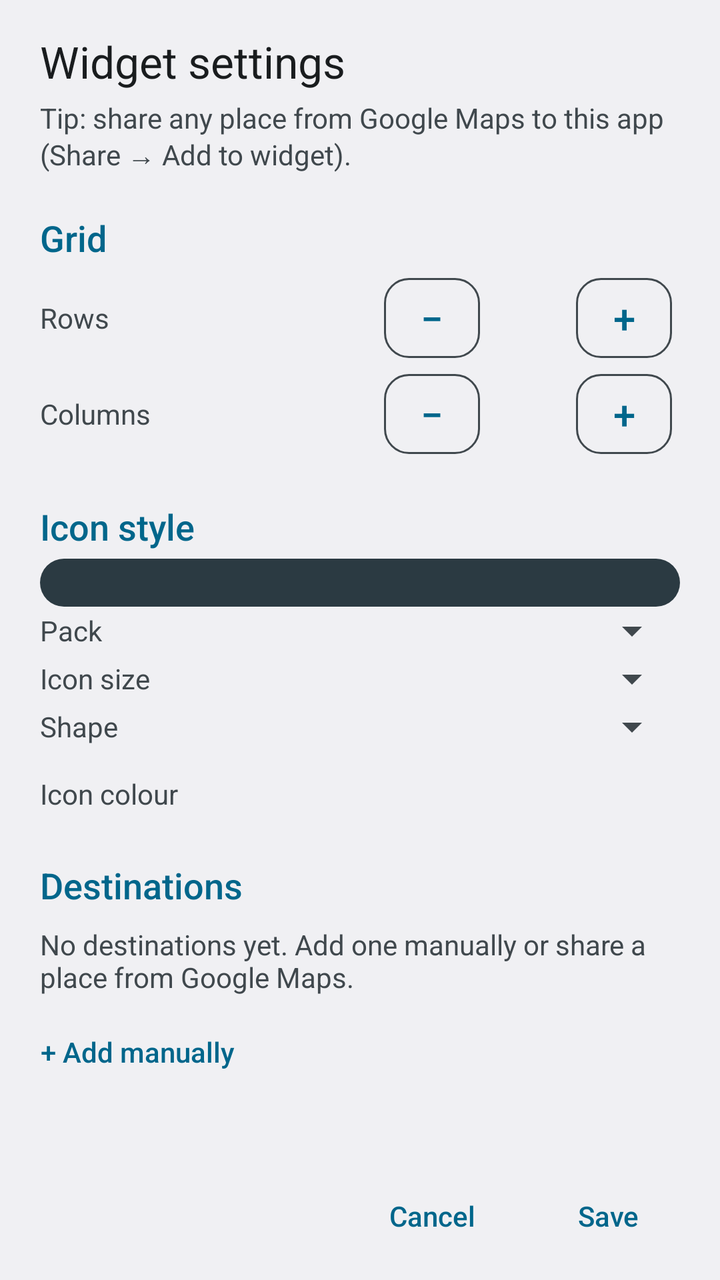
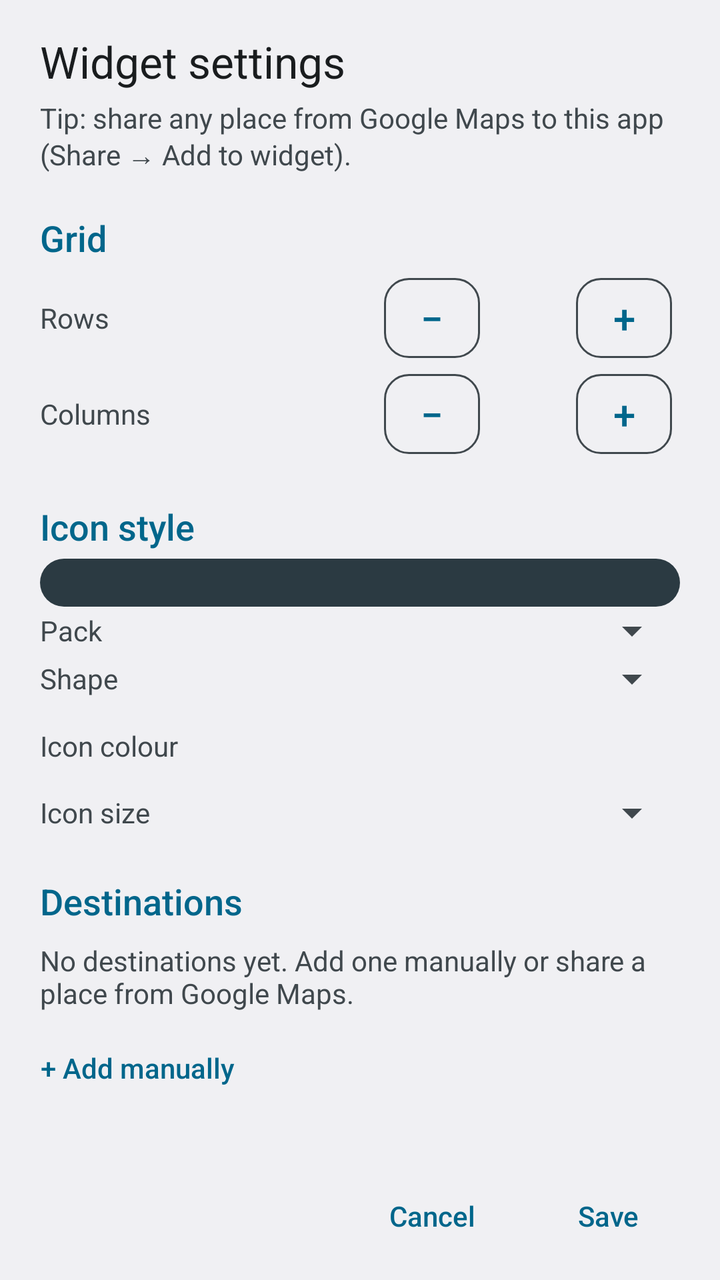

Compare the two renders of this Android layout. The source of the first and the diff that turns it into the second are given below.
<!-- AndroidManifest.xml: activity theme Theme.NavShort.Config -->
<!-- res/layout/activity_widget_config.xml -->
<?xml version="1.0" encoding="utf-8"?>
<LinearLayout xmlns:android="http://schemas.android.com/apk/res/android"
    android:layout_width="match_parent"
    android:layout_height="match_parent"
    android:fitsSystemWindows="true"
    android:orientation="vertical">

    <ScrollView
        android:id="@+id/config_scroll"
        android:layout_width="match_parent"
        android:layout_height="0dp"
        android:layout_weight="1">

        <LinearLayout
            android:layout_width="match_parent"
            android:layout_height="wrap_content"
            android:orientation="vertical"
            android:paddingStart="20dp"
            android:paddingTop="16dp"
            android:paddingEnd="20dp"
            android:paddingBottom="16dp">

            <TextView
                android:id="@+id/config_title"
                android:layout_width="wrap_content"
                android:layout_height="wrap_content"
                android:text="@string/config_title"
                android:textAppearance="@android:style/TextAppearance.DeviceDefault.Large" />

            <TextView
                android:id="@+id/config_hint"
                android:layout_width="match_parent"
                android:layout_height="wrap_content"
                android:layout_marginTop="4dp"
                android:text="@string/config_share_tip"
                android:textColor="?android:attr/textColorSecondary" />

            
            <TextView
                style="@style/ConfigSection"
                android:text="@string/config_grid" />

            <LinearLayout
                android:layout_width="match_parent"
                android:layout_height="wrap_content"
                android:gravity="center_vertical"
                android:orientation="horizontal">

                <TextView
                    style="@style/ConfigFieldLabel"
                    android:layout_width="0dp"
                    android:layout_weight="1"
                    android:text="@string/config_rows" />

                <Button
                    android:id="@+id/rows_minus"
                    style="@style/StepperButton"
                    android:contentDescription="@string/rows_minus"
                    android:text="@string/minus" />

                <TextView
                    android:id="@+id/rows_value"
                    style="@style/StepperValue" />

                <Button
                    android:id="@+id/rows_plus"
                    style="@style/StepperButton"
                    android:contentDescription="@string/rows_plus"
                    android:text="@string/plus" />
            </LinearLayout>

            <LinearLayout
                android:layout_width="match_parent"
                android:layout_height="wrap_content"
                android:gravity="center_vertical"
                android:orientation="horizontal">

                <TextView
                    style="@style/ConfigFieldLabel"
                    android:layout_width="0dp"
                    android:layout_weight="1"
                    android:text="@string/config_cols" />

                <Button
                    android:id="@+id/cols_minus"
                    style="@style/StepperButton"
                    android:contentDescription="@string/cols_minus"
                    android:text="@string/minus" />

                <TextView
                    android:id="@+id/cols_value"
                    style="@style/StepperValue" />

                <Button
                    android:id="@+id/cols_plus"
                    style="@style/StepperButton"
                    android:contentDescription="@string/cols_plus"
                    android:text="@string/plus" />
            </LinearLayout>

            <TextView
                android:id="@+id/grid_note"
                android:layout_width="match_parent"
                android:layout_height="wrap_content"
                android:textColor="?android:attr/textColorSecondary"
                android:visibility="gone" />

            <TextView
                android:id="@+id/grid_tall_note"
                android:layout_width="match_parent"
                android:layout_height="wrap_content"
                android:layout_marginTop="4dp"
                android:text="@string/config_tall_tip"
                android:textColor="?android:attr/textColorSecondary"
                android:visibility="gone" />

            
            <TextView
                style="@style/ConfigSection"
                android:text="@string/config_style" />

            <LinearLayout
                android:id="@+id/style_preview"
                android:layout_width="match_parent"
                android:layout_height="wrap_content"
                android:background="@drawable/icon_preview_background"
                android:contentDescription="@string/style_preview"
                android:gravity="center"
                android:orientation="horizontal"
                android:padding="12dp" />

            <TextView
                android:id="@+id/style_note"
                android:layout_width="match_parent"
                android:layout_height="wrap_content"
                android:layout_marginTop="4dp"
                android:text="@string/niagara_missing_style"
                android:textColor="?android:attr/textColorSecondary"
                android:visibility="gone" />

            <LinearLayout
                android:layout_width="match_parent"
                android:layout_height="wrap_content"
                android:gravity="center_vertical"
                android:orientation="horizontal">

                <TextView
                    style="@style/ConfigFieldLabel"
                    android:text="@string/config_pack" />

                <Spinner
                    android:id="@+id/style_pack"
                    android:layout_width="0dp"
                    android:layout_height="wrap_content"
                    android:layout_weight="1" />
            </LinearLayout>

            <LinearLayout
                android:layout_width="match_parent"
                android:layout_height="wrap_content"
                android:gravity="center_vertical"
                android:orientation="horizontal">

                <TextView
                    style="@style/ConfigFieldLabel"
                    android:text="@string/config_icon_size" />

                <Spinner
                    android:id="@+id/icon_size"
                    android:layout_width="0dp"
                    android:layout_height="wrap_content"
                    android:layout_weight="1"
                    android:contentDescription="@string/config_icon_size" />
            </LinearLayout>

            <LinearLayout
                android:id="@+id/style_dimensions"
                android:layout_width="match_parent"
                android:layout_height="wrap_content"
                android:orientation="vertical" />

            <LinearLayout
                android:id="@+id/shape_row"
                android:layout_width="match_parent"
                android:layout_height="wrap_content"
                android:gravity="center_vertical"
                android:orientation="horizontal">

                <TextView
                    style="@style/ConfigFieldLabel"
                    android:text="@string/config_shape" />

                <Spinner
                    android:id="@+id/style_shape"
                    android:layout_width="0dp"
                    android:layout_height="wrap_content"
                    android:layout_weight="1" />
            </LinearLayout>

            <TextView
                android:id="@+id/color_label"
                style="@style/ConfigFieldLabel"
                android:layout_width="wrap_content"
                android:layout_marginTop="12dp"
                android:text="@string/config_color" />

            <LinearLayout
                android:id="@+id/color_row"
                android:layout_width="match_parent"
                android:layout_height="wrap_content"
                android:layout_marginTop="4dp"
                android:orientation="horizontal" />

            
            <TextView
                style="@style/ConfigSection"
                android:text="@string/config_destinations" />

            <TextView
                android:id="@+id/empty_list_text"
                android:layout_width="match_parent"
                android:layout_height="wrap_content"
                android:paddingTop="4dp"
                android:paddingBottom="4dp"
                android:text="@string/config_no_destinations"
                android:textColor="?android:attr/textColorSecondary" />

            <LinearLayout
                android:id="@+id/entry_list"
                android:layout_width="match_parent"
                android:layout_height="wrap_content"
                android:orientation="vertical" />

            <Button
                android:id="@+id/add_manual_button"
                style="@style/ConfigTextButton"
                android:layout_marginStart="-12dp"
                android:text="@string/add_manually_plus" />

            <TextView
                android:id="@+id/add_note"
                android:layout_width="match_parent"
                android:layout_height="wrap_content"
                android:text="@string/grid_full_max"
                android:textColor="?android:attr/textColorSecondary"
                android:visibility="gone" />
        </LinearLayout>
    </ScrollView>

    
    <LinearLayout
        android:id="@+id/undo_bar"
        android:layout_width="match_parent"
        android:layout_height="wrap_content"
        android:layout_marginStart="12dp"
        android:layout_marginEnd="12dp"
        android:background="@drawable/undo_bar_background"
        android:gravity="center_vertical"
        android:minHeight="48dp"
        android:orientation="horizontal"
        android:paddingStart="16dp"
        android:paddingEnd="4dp"
        android:visibility="gone">

        <TextView
            android:id="@+id/undo_text"
            android:layout_width="0dp"
            android:layout_height="wrap_content"
            android:layout_weight="1"
            android:accessibilityLiveRegion="polite"
            android:ellipsize="end"
            android:maxLines="2"
            android:textColor="#FFF1F1F4" />

        <Button
            android:id="@+id/undo_button"
            style="@android:style/Widget.DeviceDefault.Button.Borderless"
            android:layout_width="wrap_content"
            android:layout_height="wrap_content"
            android:text="@string/undo"
            android:textAllCaps="false"
            android:textColor="#FFA8C7FA" />
    </LinearLayout>

    <LinearLayout
        android:layout_width="match_parent"
        android:layout_height="wrap_content"
        android:gravity="end"
        android:orientation="horizontal"
        android:paddingStart="12dp"
        android:paddingEnd="12dp"
        android:paddingBottom="8dp">

        <Button
            android:id="@+id/config_cancel"
            style="@style/ConfigTextButton"
            android:text="@string/cancel" />

        <Button
            android:id="@+id/config_save"
            style="@style/ConfigTextButton"
            android:text="@string/save" />
    </LinearLayout>
</LinearLayout>
<!-- resources referenced by this layout -->
<resources>
  <!-- drawable icon_preview_background (drawable) -->
  <?xml version="1.0" encoding="utf-8"?>
  <shape xmlns:android="http://schemas.android.com/apk/res/android" android:shape="rectangle">
      <solid android:color="#FF2B3A42" />
      <corners android:radius="12dp" />
  </shape>
  <!-- drawable undo_bar_background (drawable) -->
  <?xml version="1.0" encoding="utf-8"?>
  <shape xmlns:android="http://schemas.android.com/apk/res/android" android:shape="rectangle">
      <solid android:color="#FF323438" />
      <corners android:radius="8dp" />
  </shape>
  <string name="add_manually_plus">+ Add manually</string>
  <string name="cancel">Cancel</string>
  <string name="cols_minus">Fewer columns</string>
  <string name="cols_plus">More columns</string>
  <string name="config_color">Icon colour</string>
  <string name="config_cols">Columns</string>
  <string name="config_destinations">Destinations</string>
  <string name="config_grid">Grid</string>
  <string name="config_icon_size">Icon size</string>
  <string name="config_no_destinations">No destinations yet. Add one manually or share a place from Google Maps.</string>
  <string name="config_pack">Pack</string>
  <string name="config_rows">Rows</string>
  <string name="config_shape">Shape</string>
  <string name="config_share_tip">Tip: share any place from Google Maps to this app (Share → Add to widget).</string>
  <string name="config_style">Icon style</string>
  <string name="config_tall_tip">More rows need a taller widget: long-press it in Niagara → Move and resize.</string>
  <string name="config_title">Widget settings</string>
  <string name="grid_full_max">This widget is full and already at the maximum size (6×6).</string>
  <string name="minus">−</string>
  <string name="niagara_missing_style">Niagara isn\'t installed: destinations show built-in icons.</string>
  <string name="plus">+</string>
  <string name="rows_minus">Fewer rows</string>
  <string name="rows_plus">More rows</string>
  <string name="save">Save</string>
  <string name="style_preview">Icon style preview</string>
  <string name="undo">Undo</string>
  <style name="ConfigFieldLabel">
          <item name="android:layout_width">96dp</item>
          <item name="android:layout_height">wrap_content</item>
          <item name="android:textColor">?android:attr/textColorSecondary</item>
      </style>
  <style name="ConfigSection">
          <item name="android:layout_width">wrap_content</item>
          <item name="android:layout_height">wrap_content</item>
          <item name="android:layout_marginTop">20dp</item>
          <item name="android:layout_marginBottom">4dp</item>
          <item name="android:textAppearance">@android:style/TextAppearance.DeviceDefault.Medium</item>
          <item name="android:textColor">?android:attr/colorAccent</item>
      </style>
  <style name="ConfigTextButton" parent="@android:style/Widget.DeviceDefault.Button.Borderless">
          <item name="android:layout_width">wrap_content</item>
          <item name="android:layout_height">wrap_content</item>
          <item name="android:textAllCaps">false</item>
          <item name="android:textColor">@color/accent_text</item>
      </style>
  <style name="StepperButton" parent="@android:style/Widget.DeviceDefault.Button.Borderless">
          <item name="android:layout_width">56dp</item>
          <item name="android:layout_height">48dp</item>
          <item name="android:minWidth">0dp</item>
          <item name="android:background">@drawable/stepper_background</item>
          <item name="android:textColor">@color/accent_text</item>
          <item name="android:textSize">20sp</item>
      </style>
  <style name="StepperValue">
          <item name="android:layout_width">40dp</item>
          <item name="android:layout_height">wrap_content</item>
          <item name="android:gravity">center</item>
          <item name="android:textAppearance">@android:style/TextAppearance.DeviceDefault.Medium</item>
      </style>
  <!-- unchanged entries left out for length: 2 -->
</resources>

<!-- the commit's change to res/layout/activity_widget_config.xml (unified diff, before → after) -->
@@ -156,24 +156,6 @@
             </LinearLayout>
 
             <LinearLayout
-                android:layout_width="match_parent"
-                android:layout_height="wrap_content"
-                android:gravity="center_vertical"
-                android:orientation="horizontal">
-
-                <TextView
-                    style="@style/ConfigFieldLabel"
-                    android:text="@string/config_icon_size" />
-
-                <Spinner
-                    android:id="@+id/icon_size"
-                    android:layout_width="0dp"
-                    android:layout_height="wrap_content"
-                    android:layout_weight="1"
-                    android:contentDescription="@string/config_icon_size" />
-            </LinearLayout>
-
-            <LinearLayout
                 android:id="@+id/style_dimensions"
                 android:layout_width="match_parent"
                 android:layout_height="wrap_content"
@@ -210,6 +192,26 @@
                 android:layout_height="wrap_content"
                 android:layout_marginTop="4dp"
                 android:orientation="horizontal" />
+
+            
+            <LinearLayout
+                android:layout_width="match_parent"
+                android:layout_height="wrap_content"
+                android:layout_marginTop="8dp"
+                android:gravity="center_vertical"
+                android:orientation="horizontal">
+
+                <TextView
+                    style="@style/ConfigFieldLabel"
+                    android:text="@string/config_icon_size" />
+
+                <Spinner
+                    android:id="@+id/icon_size"
+                    android:layout_width="0dp"
+                    android:layout_height="wrap_content"
+                    android:layout_weight="1"
+                    android:contentDescription="@string/config_icon_size" />
+            </LinearLayout>
 
             
             <TextView
